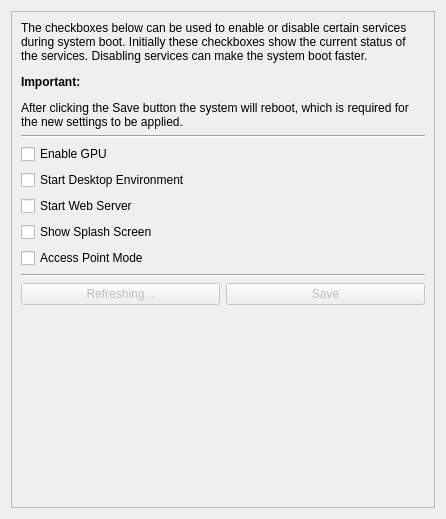
This is src/brickv/plugin_system/plugins/red/ui/red_tab_settings_services.ui in Tinkerforge/brickv as Qt 5 draws it before an edit. The edited form follows.
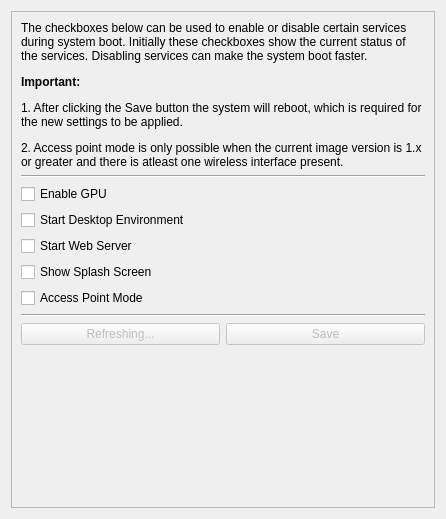
This is the edited form.

Commit message: red-brick: Additional GUI stuffs for access point settings.

Diff of the .ui file:
```diff
--- a/src/brickv/plugin_system/plugins/red/ui/red_tab_settings_services.ui
+++ b/src/brickv/plugin_system/plugins/red/ui/red_tab_settings_services.ui
@@ -62,7 +62,7 @@
          <item row="0" column="0">
           <widget class="QLabel" name="label_info">
            <property name="text">
-            <string>&lt;html&gt;&lt;body&gt;&lt;p&gt;The checkboxes below can be used to enable or disable certain services during system boot. Initially these checkboxes show the current status of the services. Disabling services can make the system boot faster.&lt;/p&gt;&lt;p&gt;&lt;b&gt;Important:&lt;/b&gt;&lt;/p&gt;&lt;p&gt;After clicking the Save button the system will reboot, which is required for the new settings to be applied.&lt;/p&gt;&lt;/body&gt;&lt;/html&gt;</string>
+            <string>&lt;html&gt;&lt;head/&gt;&lt;body&gt;&lt;p&gt;The checkboxes below can be used to enable or disable certain services during system boot. Initially these checkboxes show the current status of the services. Disabling services can make the system boot faster.&lt;/p&gt;&lt;p&gt;&lt;span style=&quot; font-weight:600;&quot;&gt;Important:&lt;/span&gt;&lt;/p&gt;&lt;p&gt;1. After clicking the Save button the system will reboot, which is required for the new settings to be applied.&lt;/p&gt;&lt;p&gt;2. Access point mode is only possible when the current image version is 1.x or greater and there is atleast one wireless interface present.&lt;/p&gt;&lt;/body&gt;&lt;/html&gt;</string>
            </property>
            <property name="alignment">
             <set>Qt::AlignLeading|Qt::AlignLeft|Qt::AlignTop</set>
```
The commit also changes 7 other files.
